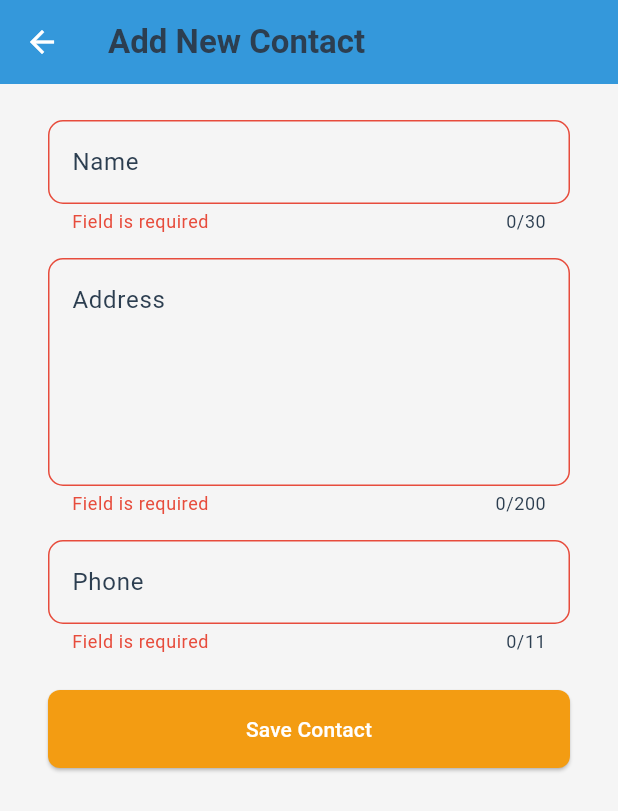
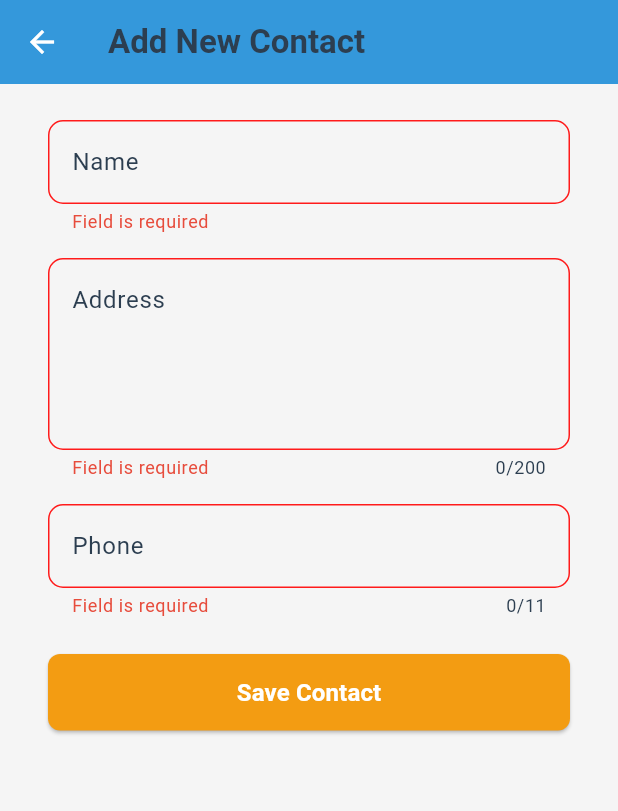
Before and after one commit to mahmoodhamdi/contact_manager, a Flutter app: the AddContactScreen screen opened directly, after a tap on "Save Contact", on a phone screen of 412 x 824 dp. Shown: the top 811 px of the screen. Run offline on Flutter 3.47's test engine with Material 3 defaults, Android fonts, the phone set to English and light mode, and no system bars; our stand-ins replace bloc, flutter_bloc, hive, hive_flutter; accounts and stored records are empty.

Commit message:
Edit style button in add user screen ✅ disable bannar debug

```diff
--- a/lib/app/app.dart
+++ b/lib/app/app.dart
@@ -12,6 +12,7 @@ class MyApp extends StatelessWidget {
     return BlocProvider<ViewUserCubit>(
       create: (context) => ViewUserCubit()..getUser(),
       child: MaterialApp(
+        debugShowCheckedModeBanner: false,
         title: 'Contact Manager',
         theme: AppTheme.lightTheme,
         darkTheme: AppTheme.darkTheme,
--- a/lib/widgets/add_user_success_widget.dart
+++ b/lib/widgets/add_user_success_widget.dart
@@ -27,7 +27,7 @@ class _AddUserSuccessWidgetState extends State<AddUserSuccessWidget> {
         padding: const EdgeInsets.symmetric(horizontal: 16.0, vertical: 8.0),
         child: Form(
           key: formKey,
-          autovalidateMode: AutovalidateMode.disabled,
+          autovalidateMode: autovalidateMode,
           child: Column(
             crossAxisAlignment: CrossAxisAlignment.stretch,
             children: [
@@ -37,13 +37,12 @@ class _AddUserSuccessWidgetState extends State<AddUserSuccessWidget> {
                   title = value;
                 },
                 maxLines: 1,
-                maxLength: 30,
                 keyboardType: TextInputType.name,
               ),
               const SizedBox(height: 16),
               CustomTextField(
                 labelText: 'Address',
-                maxLines: 5,
+                maxLines: 4,
                 maxLength: 200,
                 keyboardType: TextInputType.streetAddress,
                 onSaved: (value) {
@@ -68,9 +67,16 @@ class _AddUserSuccessWidgetState extends State<AddUserSuccessWidget> {
                 },
                 style: ElevatedButton.styleFrom(
                   backgroundColor: Theme.of(context).colorScheme.secondary,
-                  padding: const EdgeInsets.symmetric(vertical: 16),
+                  padding: const EdgeInsets.symmetric(vertical: 14),
                 ),
-                child: const Text('Save Contact'),
+                child: const Text(
+                  'Save Contact',
+                  style: TextStyle(
+                    fontSize: 16,
+                    fontWeight: FontWeight.bold,
+                    color: Colors.white,
+                  ),
+                ),
               ),
             ],
           ),
@@ -88,9 +94,11 @@ class _AddUserSuccessWidgetState extends State<AddUserSuccessWidget> {
         phone: phone!,
       );
       BlocProvider.of<AddUserCubit>(context).addUser(userModel);
+      Navigator.pop(context);
     } else {
-      autovalidateMode = AutovalidateMode.always;
-      setState(() {});
+      setState(() {
+        autovalidateMode = AutovalidateMode.always;
+      });
     }
   }
 }
--- a/lib/widgets/custom_text_field.dart
+++ b/lib/widgets/custom_text_field.dart
@@ -4,7 +4,7 @@ import 'package:flutter/material.dart';
 class CustomTextField extends StatelessWidget {
   final String labelText;
   final TextInputType keyboardType;
-  final int maxLines, maxLength;
+  final int? maxLines, maxLength;
   final void Function(String?)? onSaved, onChanged;
 
   const CustomTextField({
@@ -12,7 +12,7 @@ class CustomTextField extends StatelessWidget {
     required this.maxLines,
     this.onSaved,
     this.onChanged,
-    required this.maxLength,
+    this.maxLength,
     required this.labelText,
     required this.keyboardType,
   });
@@ -46,6 +46,12 @@ class CustomTextField extends StatelessWidget {
           borderRadius: BorderRadius.circular(10),
           borderSide: const BorderSide(color: Colors.orange),
         ),
+        errorBorder: OutlineInputBorder(
+          borderRadius: BorderRadius.circular(10),
+          borderSide: const BorderSide(
+            color: Color.fromARGB(255, 255, 27, 27),
+          ),
+        ),
       ),
     );
   }
```
